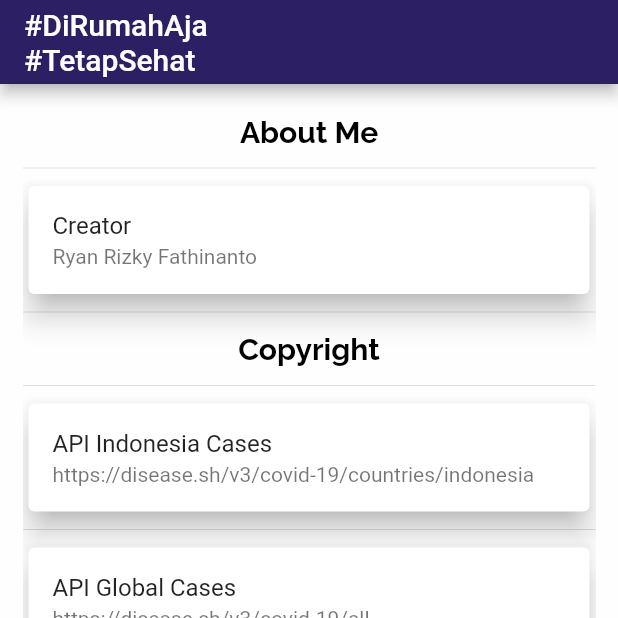
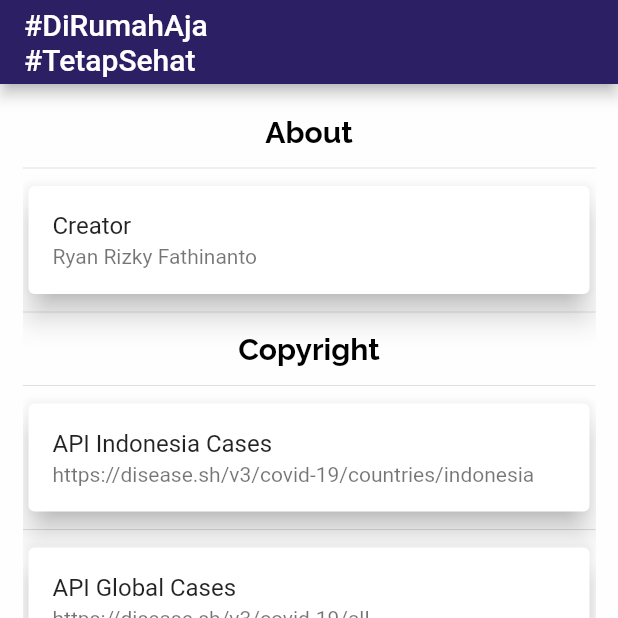
Before and after one commit to ryanrizkyf/InfoCovid19, a Flutter app: the AboutPage screen opened directly, on a phone screen of 412 x 824 dp, the top half of it. Run offline on Flutter 3.47's test engine with Material 2 defaults, Android fonts, the phone set to English and light mode, and no system bars; our stand-ins replace google_fonts, material_design_icons_flutter; network calls fail.

Commit message:
edit commit

```diff
--- a/lib/pages/about_page.dart
+++ b/lib/pages/about_page.dart
@@ -23,7 +23,7 @@ class AboutPage extends StatelessWidget {
                 height: 5,
               ),
               Text(
-                'About Me',
+                'About',
                 style: titleTextFont,
               ),
               SizedBox(
```
